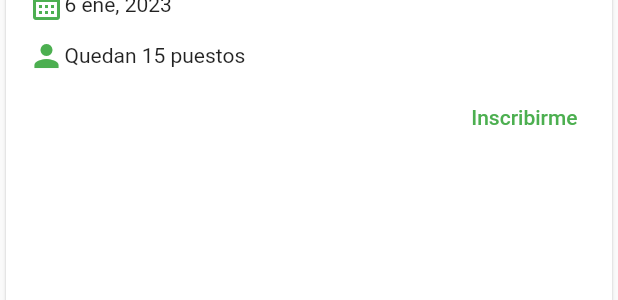
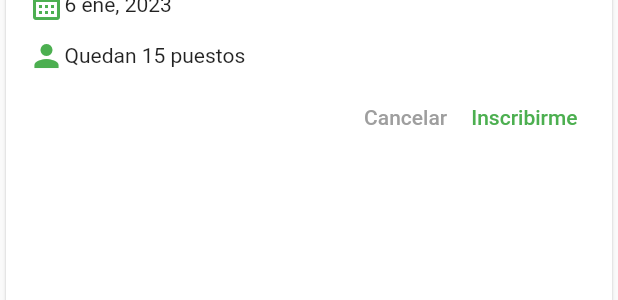
Before and after one commit to MFontova/components, a Flutter app: the OfferCard widget shown alone on an empty page, opened directly, on a phone screen of 412 x 824 dp. Shown: the part 216-516 px from the top of the screen. Run offline on Flutter 3.47's test engine with Material 2 defaults, Android fonts, the phone set to English and light mode, and no system bars; network calls fail.

Commit message:
testing text buttons

```diff
--- a/lib/widgets/offer_card.dart
+++ b/lib/widgets/offer_card.dart
@@ -67,6 +67,13 @@ class OfferCard extends StatelessWidget {
           Row(
             mainAxisAlignment: MainAxisAlignment.end,
             children: [
+              TextButton(
+                onPressed: (() {}),
+                child: const Text(
+                  'Cancelar',
+                  style: TextStyle(color: Colors.grey),
+                ),
+              ),
               TextButton(onPressed: (() {}), child: const Text('Inscribirme'))
             ],
           )
```
